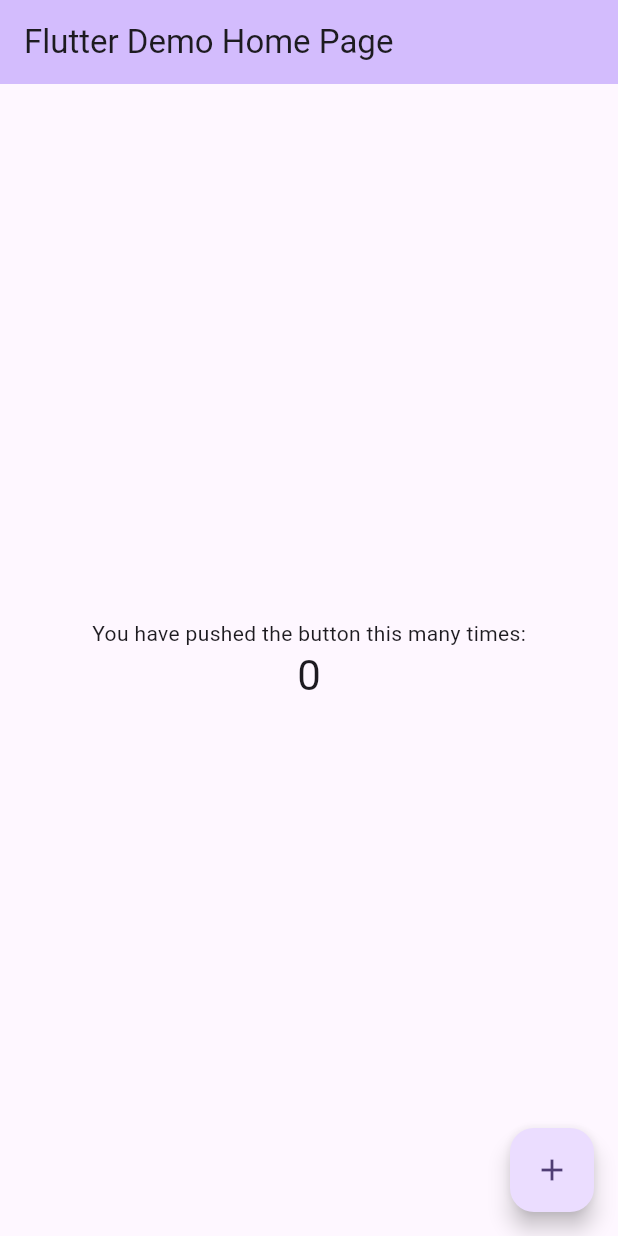
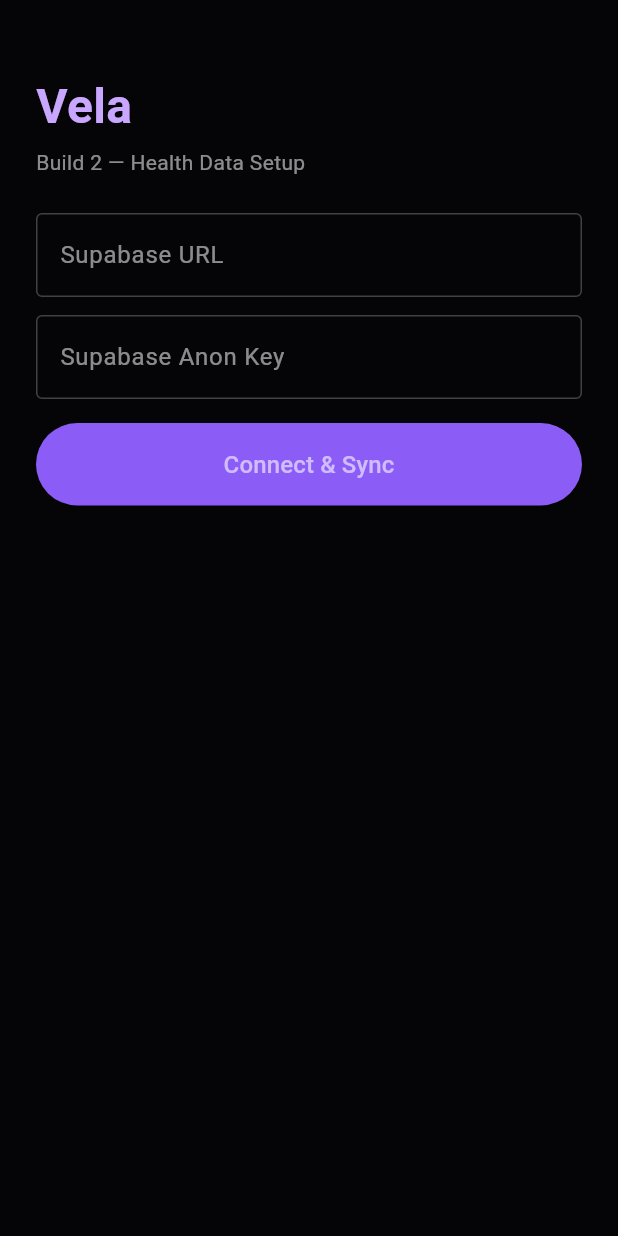
Before and after one commit to Tess224/vela-main, a Flutter app: the screen it shows after launch, on a phone screen of 412 x 824 dp. Run offline on Flutter 3.47's test engine with Material 3 defaults, Android fonts, the phone set to English and light mode, and no system bars; our stand-ins replace device_info_plus, flutter_secure_storage, supabase_flutter; missing offline and left inert: health, workmanager; accounts and stored records are empty.

```diff
--- a/lib/core/health/outlier_classifier.dart
+++ b/lib/core/health/outlier_classifier.dart
@@ -0,0 +1,27 @@
+import 'dart:math';
+
+class ClassifiedReading {
+  final double value;
+  final String outlierFlag;
+  final double weight;
+  final double confidence;
+  const ClassifiedReading({required this.value, required this.outlierFlag, required this.weight, required this.confidence});
+}
+
+class OutlierClassifier {
+  static ClassifiedReading classify({
+    required double value,
+    double? rollingMean,
+    double? rollingVariance,
+    required double sourceConfidence,
+  }) {
+    if (rollingMean == null || rollingVariance == null || rollingVariance <= 0) {
+      return ClassifiedReading(value: value, outlierFlag: 'none', weight: 1.0, confidence: sourceConfidence);
+    }
+    final sd = sqrt(rollingVariance);
+    final deviations = (value - rollingMean).abs() / sd;
+    if (deviations < 2.0) return ClassifiedReading(value: value, outlierFlag: 'none', weight: 1.0, confidence: sourceConfidence);
+    if (deviations < 3.0) return ClassifiedReading(value: value, outlierFlag: 'potential_outlier', weight: 0.3, confidence: sourceConfidence * 0.3);
+    return ClassifiedReading(value: value, outlierFlag: 'extreme_outlier', weight: 0.1, confidence: sourceConfidence * 0.1);
+  }
+}
--- a/lib/core/health/supabase_writer.dart
+++ b/lib/core/health/supabase_writer.dart
@@ -0,0 +1,48 @@
+import 'package:supabase_flutter/supabase_flutter.dart';
+
+const Map<String, double> kSourceConfidence = {
+  'healthkit': 0.95,
+  'health_connect': 0.92,
+  'app_computed_rr': 0.88,
+  'hr_derived': 0.60,
+  'self_report': 0.80,
+  'simulated': 1.0,
+};
+
+class ObservationRecord {
+  final String userId;
+  final String metricType;
+  final double value;
+  final String source;
+  final double confidence;
+  final String contextTag;
+  final String outlierFlag;
+  final double weightInCalculation;
+  final String notes;
+  final String timestamp;
+
+  const ObservationRecord({
+    required this.userId, required this.metricType, required this.value,
+    required this.source, required this.confidence, required this.contextTag,
+    required this.outlierFlag, required this.weightInCalculation,
+    required this.notes, required this.timestamp,
+  });
+
+  Map<String, dynamic> toJson() => {
+    'user_id': userId, 'metric_type': metricType, 'value': value,
+    'source': source, 'confidence': confidence, 'context_tag': contextTag,
+    'outlier_flag': outlierFlag, 'weight_in_calculation': weightInCalculation,
+    'notes': notes, 'timestamp': timestamp,
+  };
+}
+
+class SupabaseWriter {
+  static Future<void> batchInsert(List<ObservationRecord> records) async {
+    if (records.isEmpty) return;
+    const batchSize = 50;
+    for (var i = 0; i < records.length; i += batchSize) {
+      final batch = records.skip(i).take(batchSize).map((r) => r.toJson()).toList();
+      await Supabase.instance.client.from('baseline_observations').insert(batch);
+    }
+  }
+}
--- a/lib/core/security/secure_storage.dart
+++ b/lib/core/security/secure_storage.dart
@@ -0,0 +1,28 @@
+import 'package:flutter_secure_storage/flutter_secure_storage.dart';
+
+class SecureStorage {
+  SecureStorage._();
+  static final SecureStorage instance = SecureStorage._();
+
+  final _storage = const FlutterSecureStorage(
+    aOptions: AndroidOptions(encryptedSharedPreferences: true),
+  );
+
+  static const _keySupabaseUrl = 'supabase_url';
+  static const _keySupabaseAnon = 'supabase_anon_key';
+  static const _keyUserId = 'user_id';
+
+  Future<void> saveSupabaseCredentials({
+    required String url,
+    required String anonKey,
+  }) async {
+    await _storage.write(key: _keySupabaseUrl, value: url);
+    await _storage.write(key: _keySupabaseAnon, value: anonKey);
+  }
+
+  Future<String?> getSupabaseUrl() => _storage.read(key: _keySupabaseUrl);
+  Future<String?> getSupabaseAnonKey() => _storage.read(key: _keySupabaseAnon);
+  Future<void> saveUserId(String userId) => _storage.write(key: _keyUserId, value: userId);
+  Future<String?> getUserId() => _storage.read(key: _keyUserId);
+  Future<void> clearAll() => _storage.deleteAll();
+}
--- a/lib/core/supabase/supabase_client.dart
+++ b/lib/core/supabase/supabase_client.dart
@@ -0,0 +1,7 @@
+import 'package:supabase_flutter/supabase_flutter.dart';
+
+class SupabaseClientProvider {
+  SupabaseClientProvider._();
+  static SupabaseClient get client => Supabase.instance.client;
+  static String? get currentUserId => Supabase.instance.client.auth.currentUser?.id;
+}
--- a/lib/main.dart
+++ b/lib/main.dart
@@ -1,125 +1,217 @@
 import 'package:flutter/material.dart';
+import 'package:supabase_flutter/supabase_flutter.dart';
+import 'package:workmanager/workmanager.dart';
+import 'core/health/health_data_manager.dart';
+import 'core/security/secure_storage.dart';
 
-void main() {
-  runApp(const MyApp());
+const kHealthSyncTask = 'health_sync_task';
+
+@pragma('vm:entry-point')
+void callbackDispatcher() {
+  Workmanager().executeTask((task, inputData) async {
+    if (task == kHealthSyncTask) {
+      try {
+        final userId = inputData?['user_id'] as String?;
+        if (userId == null || userId.isEmpty) return Future.value(false);
+        final url = await SecureStorage.instance.getSupabaseUrl();
+        final anonKey = await SecureStorage.instance.getSupabaseAnonKey();
+        if (url == null || anonKey == null) return Future.value(false);
+        await Supabase.initialize(url: url, anonKey: anonKey);
+        await HealthDataManager().syncHealthData(userId: userId);
+        return Future.value(true);
+      } catch (_) {
+        return Future.value(false);
+      }
+    }
+    return Future.value(false);
+  });
 }
 
-class MyApp extends StatelessWidget {
-  const MyApp({super.key});
+Future<void> main() async {
+  WidgetsFlutterBinding.ensureInitialized();
+  final url = await SecureStorage.instance.getSupabaseUrl();
+  final anonKey = await SecureStorage.instance.getSupabaseAnonKey();
+  if (url != null && anonKey != null) {
+    await Supabase.initialize(url: url, anonKey: anonKey);
+  }
+  await Workmanager().initialize(callbackDispatcher, isInDebugMode: false);
+  runApp(const VelaApp());
+}
 
-  // This widget is the root of your application.
+class VelaApp extends StatelessWidget {
+  const VelaApp({super.key});
+
   @override
   Widget build(BuildContext context) {
     return MaterialApp(
-      title: 'Flutter Demo',
-      theme: ThemeData(
-        // This is the theme of your application.
-        //
-        // TRY THIS: Try running your application with "flutter run". You'll see
-        // the application has a purple toolbar. Then, without quitting the app,
-        // try changing the seedColor in the colorScheme below to Colors.green
-        // and then invoke "hot reload" (save your changes or press the "hot
-        // reload" button in a Flutter-supported IDE, or press "r" if you used
-        // the command line to start the app).
-        //
-        // Notice that the counter didn't reset back to zero; the application
-        // state is not lost during the reload. To reset the state, use hot
-        // restart instead.
-        //
-        // This works for code too, not just values: Most code changes can be
-        // tested with just a hot reload.
-        colorScheme: ColorScheme.fromSeed(seedColor: Colors.deepPurple),
-        useMaterial3: true,
-      ),
-      home: const MyHomePage(title: 'Flutter Demo Home Page'),
+      title: 'Vela',
+      debugShowCheckedModeBanner: false,
+      theme: ThemeData.dark(),
+      home: const SetupScreen(),
     );
   }
 }
 
-class MyHomePage extends StatefulWidget {
-  const MyHomePage({super.key, required this.title});
-
-  // This widget is the home page of your application. It is stateful, meaning
-  // that it has a State object (defined below) that contains fields that affect
-  // how it looks.
-
-  // This class is the configuration for the state. It holds the values (in this
-  // case the title) provided by the parent (in this case the App widget) and
-  // used by the build method of the State. Fields in a Widget subclass are
-  // always marked "final".
-
-  final String title;
+class SetupScreen extends StatefulWidget {
+  const SetupScreen({super.key});
 
   @override
-  State<MyHomePage> createState() => _MyHomePageState();
+  State<SetupScreen> createState() => _SetupScreenState();
 }
 
-class _MyHomePageState extends State<MyHomePage> {
-  int _counter = 0;
+class _SetupScreenState extends State<SetupScreen> {
+  final _urlController = TextEditingController();
+  final _anonKeyController = TextEditingController();
+  final List<String> _logs = [];
+  bool _loading = false;
 
-  void _incrementCounter() {
-    setState(() {
-      // This call to setState tells the Flutter framework that something has
-      // changed in this State, which causes it to rerun the build method below
-      // so that the display can reflect the updated values. If we changed
-      // _counter without calling setState(), then the build method would not be
-      // called again, and so nothing would appear to happen.
-      _counter++;
-    });
+  void _log(String message) {
+    setState(() => _logs.add(message));
+  }
+
+  @override
+  void dispose() {
+    _urlController.dispose();
+    _anonKeyController.dispose();
+    super.dispose();
+  }
+
+  Future<void> _saveAndSync() async {
+    final url = _urlController.text.trim();
+    final anonKey = _anonKeyController.text.trim();
+
+    if (url.isEmpty || !url.startsWith('https://')) {
+      _log('❌ URL must start with https://');
+      return;
+    }
+    if (anonKey.isEmpty || anonKey.length < 20) {
+      _log('❌ Please enter a valid anon key.');
+      return;
+    }
+
+    setState(() { _loading = true; _logs.clear(); });
+
+    try {
+      _log('💾 Saving credentials...');
+      await SecureStorage.instance.saveSupabaseCredentials(
+          url: url, anonKey: anonKey);
+
+      _log('🔌 Connecting to Supabase...');
+      await Supabase.initialize(url: url, anonKey: anonKey);
+
+      _log('🔍 Requesting health permissions...');
+      final manager = HealthDataManager();
+      final granted = await manager.requestPermissions();
+
+      if (!granted) {
+        _log('❌ Health permissions denied. Please grant in Settings.');
+        setState(() => _loading = false);
+        return;
+      }
+
+      _log('✅ Permissions granted.');
+
+      const testUserId = 'a4d61682-d99b-4862-a323-a8c776d53ed2';
+      await SecureStorage.instance.saveUserId(testUserId);
+
+      await manager.syncHealthData(
+        userId: testUserId,
+        onLog: _log,
+      );
+
+      await Workmanager().registerPeriodicTask(
+        kHealthSyncTask, kHealthSyncTask,
+        frequency: const Duration(minutes: 15),
+        inputData: {'user_id': testUserId},
+        constraints: Constraints(networkType: NetworkType.connected),
+        existingWorkPolicy: ExistingWorkPolicy.replace,
+      );
+
+      _log('🔄 Background sync registered — every 15 minutes.');
+      setState(() => _loading = false);
+    } catch (e) {
+      _log('❌ Error: $e');
+      setState(() => _loading = false);
+    }
   }
 
   @override
   Widget build(BuildContext context) {
-    // This method is rerun every time setState is called, for instance as done
-    // by the _incrementCounter method above.
-    //
-    // The Flutter framework has been optimized to make rerunning build methods
-    // fast, so that you can just rebuild anything that needs updating rather
-    // than having to individually change instances of widgets.
     return Scaffold(
-      appBar: AppBar(
-        // TRY THIS: Try changing the color here to a specific color (to
-        // Colors.amber, perhaps?) and trigger a hot reload to see the AppBar
-        // change color while the other colors stay the same.
-        backgroundColor: Theme.of(context).colorScheme.inversePrimary,
-        // Here we take the value from the MyHomePage object that was created by
-        // the App.build method, and use it to set our appbar title.
-        title: Text(widget.title),
-      ),
-      body: Center(
-        // Center is a layout widget. It takes a single child and positions it
-        // in the middle of the parent.
-        child: Column(
-          // Column is also a layout widget. It takes a list of children and
-          // arranges them vertically. By default, it sizes itself to fit its
-          // children horizontally, and tries to be as tall as its parent.
-          //
-          // Column has various properties to control how it sizes itself and
-          // how it positions its children. Here we use mainAxisAlignment to
-          // center the children vertically; the main axis here is the vertical
-          // axis because Columns are vertical (the cross axis would be
-          // horizontal).
-          //
-          // TRY THIS: Invoke "debug painting" (choose the "Toggle Debug Paint"
-          // action in the IDE, or press "p" in the console), to see the
-          // wireframe for each widget.
-          mainAxisAlignment: MainAxisAlignment.center,
-          children: <Widget>[
-            const Text(
-              'You have pushed the button this many times:',
-            ),
-            Text(
-              '$_counter',
-              style: Theme.of(context).textTheme.headlineMedium,
-            ),
-          ],
+      backgroundColor: const Color(0xFF050507),
+      body: SafeArea(
+        child: Padding(
+          padding: const EdgeInsets.all(24),
+          child: Column(
+            crossAxisAlignment: CrossAxisAlignment.start,
+            children: [
+              const SizedBox(height: 24),
+              const Text('Vela',
+                  style: TextStyle(
+                      color: Color(0xFFC9A6FF),
+                      fontSize: 32,
+                      fontWeight: FontWeight.bold)),
+              const SizedBox(height: 4),
+              const Text('Build 2 — Health Data Setup',
+                  style: TextStyle(color: Colors.white54, fontSize: 14)),
+              const SizedBox(height: 24),
+              TextField(
+                controller: _urlController,
+                style: const TextStyle(color: Colors.white),
+                decoration: const InputDecoration(
+                  labelText: 'Supabase URL',
+                  labelStyle: TextStyle(color: Colors.white54),
+                  enabledBorder: OutlineInputBorder(
+                      borderSide: BorderSide(color: Colors.white24)),
+                  focusedBorder: OutlineInputBorder(
+                      borderSide: BorderSide(color: Color(0xFF8B5CF6))),
+                ),
+              ),
+              const SizedBox(height: 12),
+              TextField(
+                controller: _anonKeyController,
+                obscureText: true,
+                style: const TextStyle(color: Colors.white),
+                decoration: const InputDecoration(
+                  labelText: 'Supabase Anon Key',
+                  labelStyle: TextStyle(color: Colors.white54),
+                  enabledBorder: OutlineInputBorder(
+                      borderSide: BorderSide(color: Colors.white24)),
+                  focusedBorder: OutlineInputBorder(
+                      borderSide: BorderSide(color: Color(0xFF8B5CF6))),
+                ),
+              ),
+              const SizedBox(height: 16),
+              SizedBox(
+                width: double.infinity,
+                child: ElevatedButton(
+                  onPressed: _loading ? null : _saveAndSync,
+                  style: ElevatedButton.styleFrom(
+                    backgroundColor: const Color(0xFF8B5CF6),
+                    padding: const EdgeInsets.symmetric(vertical: 16),
+                  ),
+                  child: _loading
+                      ? const CircularProgressIndicator(color: Colors.white)
+                      : const Text('Connect & Sync',
+                          style: TextStyle(fontSize: 16)),
+                ),
+              ),
+              const SizedBox(height: 16),
+              Expanded(
+                child: ListView.builder(
+                  itemCount: _logs.length,
+                  itemBuilder: (context, index) => Padding(
+                    padding: const EdgeInsets.symmetric(vertical: 2),
+                    child: Text(_logs[index],
+                        style: const TextStyle(
+                            color: Colors.white70, fontSize: 12)),
+                  ),
+                ),
+              ),
+            ],
+          ),
         ),
       ),
-      floatingActionButton: FloatingActionButton(
-        onPressed: _incrementCounter,
-        tooltip: 'Increment',
-        child: const Icon(Icons.add),
-      ), // This trailing comma makes auto-formatting nicer for build methods.
     );
   }
 }
```
Also changed, not shown: lib/core/health/health_data_manager.dart (+225 -0 lines), lib/core/health/hrv_calculator.dart (+15 -0 lines), lib/core/health/signal_tier_detector.dart (+54 -0 lines), lib/core/health/sleep_window_processor.dart (+44 -0 lines), 1 other file.
